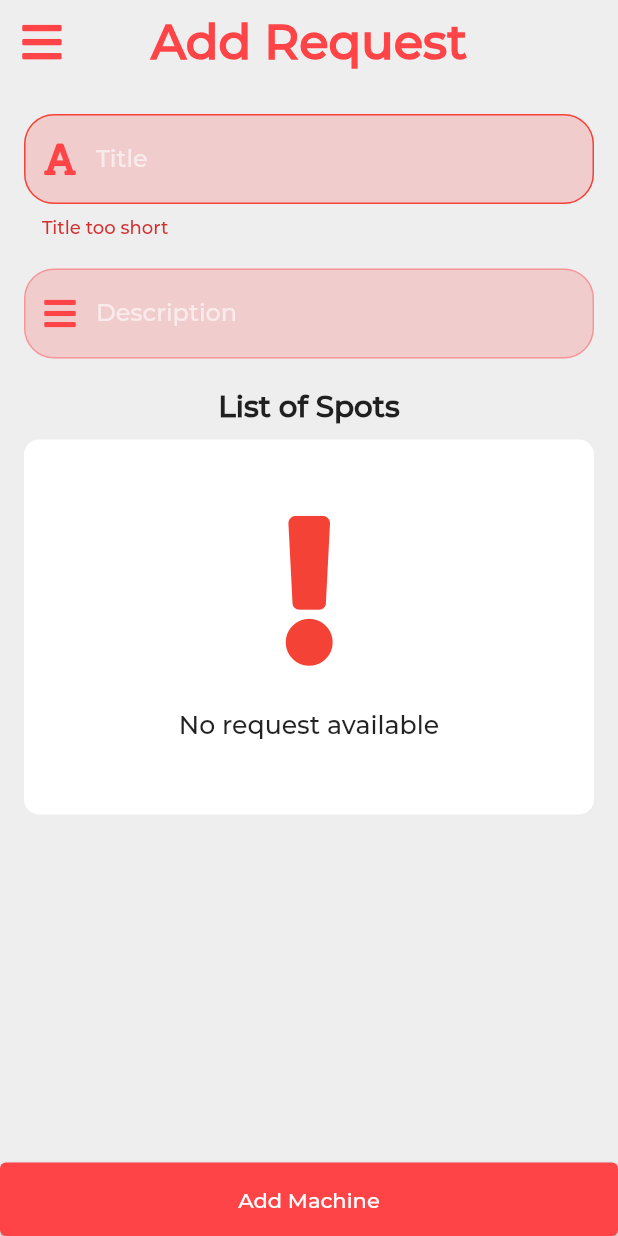
After one commit to VarunSAthreya/Firefighter, a Flutter app: the AddRequest screen opened by its route, after a tap on "Add Machine", on a phone screen of 412 x 824 dp. The commit adds this screen. Run offline on Flutter 3.47's test engine with Material 2 defaults, Android fonts, the phone set to English and light mode, and no system bars; our stand-ins replace barcode_widget, cached_network_image, cloud_firestore, firebase_auth, firebase_core, flutter_hooks and 5 more; missing offline and left inert: pedantic; accounts and stored records are empty.

Commit message:
Add request feature done

```diff
--- a/lib/routes.dart
+++ b/lib/routes.dart
@@ -1,3 +1,4 @@
+import 'package:firefighter/screens/add_request.dart';
 import 'package:flutter/material.dart';
 
 import 'screens/add_machine.dart';
@@ -16,4 +17,5 @@ final Map<String, WidgetBuilder> routes = {
   HomePage.routeName: (context) => HomePage(),
   AddSpot.routeName: (context) => AddSpot(),
   AddMachine.routeName: (context) => AddMachine(),
+  AddRequest.routeName: (context) => AddRequest(),
 };
--- a/lib/screens/add_machine.dart
+++ b/lib/screens/add_machine.dart
@@ -119,7 +119,7 @@ class AddMachine extends HookWidget {
                         return ListView.builder(
                           physics: const BouncingScrollPhysics(),
                           itemBuilder: (context, index) {
-                            Spot spot = snapshot.data[index] as Spot;
+                            final Spot spot = snapshot.data[index] as Spot;
                             return ListTile(
                               onTap: () => _spotId.value = spot.id,
                               hoverColor: Theme.of(context).accentColor,
--- /dev/null
+++ b/lib/screens/add_request.dart
@@ -0,0 +1,248 @@
+import 'package:firebase_auth/firebase_auth.dart';
+import 'package:firefighter/models/machine.dart';
+import 'package:firefighter/screens/home.dart';
+import 'package:flutter/material.dart';
+import 'package:flutter_hooks/flutter_hooks.dart';
+import 'package:font_awesome_flutter/font_awesome_flutter.dart';
+
+import '../models/spot.dart';
+import '../services/database.dart';
+import '../widgets/custom_appbar.dart';
+import '../widgets/custom_drawer.dart';
+import '../widgets/custom_textfield.dart';
+import '../widgets/error_message.dart';
+
+class AddRequest extends HookWidget {
+  static const routeName = '/add_request';
+  const AddRequest({Key? key}) : super(key: key);
+
+  @override
+  Widget build(BuildContext context) {
+    final _titleController = useTextEditingController();
+    final _titleErrorMessage = useState<String>('');
+    final _validityTitle = useState<bool>(true);
+
+    final _descriptionController = useTextEditingController();
+    final _descriptionErrorMessage = useState<String>('');
+    final _validityDescription = useState<bool>(true);
+
+    final _spotId = useState<String>('');
+    final _machineId = useState<String>('');
+
+    bool _isValidTitle(String name) {
+      if (name.length < 3) {
+        _titleErrorMessage.value = 'Title too short';
+        _validityTitle.value = false;
+        return false;
+      } else {
+        _validityTitle.value = true;
+        return true;
+      }
+    }
+
+    bool _isValidDescription(String description) {
+      if (description.length < 3) {
+        _descriptionErrorMessage.value = 'Description too short';
+        _validityDescription.value = false;
+        return false;
+      } else {
+        _validityDescription.value = true;
+        return true;
+      }
+    }
+
+    return Scaffold(
+      backgroundColor: Theme.of(context).backgroundColor,
+      appBar: const PreferredSize(
+        preferredSize: Size.fromHeight(60),
+        child: CustomAppBar(
+          title: 'Add Request',
+        ),
+      ),
+      drawer: CustomDrawer(),
+      body: SingleChildScrollView(
+        child: Padding(
+          padding: const EdgeInsets.all(16),
+          child: Column(
+            children: [
+              CustomTextField(
+                controller: _titleController,
+                title: 'Title',
+                validity: _validityTitle.value,
+                errorMessage: _titleErrorMessage.value,
+                obscureText: false,
+                iconData: FontAwesomeIcons.font,
+              ),
+              const SizedBox(height: 20),
+              CustomTextField(
+                controller: _descriptionController,
+                title: 'Description',
+                validity: _validityDescription.value,
+                errorMessage: _descriptionErrorMessage.value,
+                obscureText: false,
+                iconData: FontAwesomeIcons.bars,
+              ),
+              const SizedBox(height: 20),
+              const Text(
+                "List of Spots",
+                textScaleFactor: 1.4,
+                style: TextStyle(fontWeight: FontWeight.bold),
+              ),
+              const SizedBox(height: 10),
+              Container(
+                height: 250,
+                decoration: BoxDecoration(
+                  color: Theme.of(context).primaryColor,
+                  borderRadius: BorderRadius.circular(10),
+                ),
+                child: StreamBuilder(
+                  stream: DatabaseService.allspots,
+                  builder: (BuildContext context, AsyncSnapshot snapshot) {
+                    if (snapshot.hasError) {
+                      return Center(
+                        child: ErrorMessage(
+                          message: snapshot.error,
+                        ),
+                      );
+                    } else if (snapshot.hasData) {
+                      if (snapshot.data.length as int > 0) {
+                        return ListView.builder(
+                          physics: const BouncingScrollPhysics(),
+                          itemBuilder: (context, index) {
+                            final Spot spot = snapshot.data[index] as Spot;
+                            return ListTile(
+                              onTap: () => _spotId.value = spot.id,
+                              hoverColor: Theme.of(context).accentColor,
+                              leading: _spotId.value == spot.id
+                                  ? Icon(
+                                      FontAwesomeIcons.check,
+                                      color: Theme.of(context).accentColor,
+                                    )
+                                  : null,
+                              title: Text(
+                                spot.name,
+                                textScaleFactor: 1.2,
+                              ),
+                              trailing: Text(
+                                spot.machineId.length.toString(),
+                                textScaleFactor: 1.2,
+                              ),
+                            );
+                          },
+                          itemCount: snapshot.data.length as int,
+                        );
+                      } else {
+                        return const Center(
+                          child: ErrorMessage(
+                            message: 'No request available',
+                          ),
+                        );
+                      }
+                    } else {
+                      return const Center(
+                        child: CircularProgressIndicator(),
+                      );
+                    }
+                  },
+                ),
+              ),
+              if (_spotId.value != '') ...[
+                const SizedBox(height: 20),
+                const Text(
+                  "List of Machines",
+                  textScaleFactor: 1.4,
+                  style: TextStyle(fontWeight: FontWeight.bold),
+                ),
+                const SizedBox(height: 10),
+                Container(
+                  height: 250,
+                  decoration: BoxDecoration(
+                    color: Theme.of(context).primaryColor,
+                    borderRadius: BorderRadius.circular(10),
+                  ),
+                  child: StreamBuilder(
+                    stream:
+                        DatabaseService.getSpotMachines(spotId: _spotId.value),
+                    builder: (BuildContext context, AsyncSnapshot snapshot) {
+                      if (snapshot.hasError) {
+                        return Center(
+                          child: ErrorMessage(
+                            message: snapshot.error,
+                          ),
+                        );
+                      } else if (snapshot.hasData) {
+                        if (snapshot.data.length as int > 0) {
+                          return ListView.builder(
+                            physics: const BouncingScrollPhysics(),
+                            itemBuilder: (context, index) {
+                              final Machine machine =
+                                  snapshot.data[index] as Machine;
+                              return ListTile(
+                                onTap: () => _machineId.value = machine.id,
+                                leading: _machineId.value == machine.id
+                                    ? Icon(
+                                        FontAwesomeIcons.check,
+                                        color: Theme.of(context).accentColor,
+                                      )
+                                    : null,
+                                title: Text(
+                                  machine.name,
+                                  textScaleFactor: 1.2,
+                                ),
+                                trailing: Text(
+                                  machine.type,
+                                  textScaleFactor: 1.2,
+                                ),
+                              );
+                            },
+                            itemCount: snapshot.data.length as int,
+                          );
+                        } else {
+                          return const Center(
+                            child: ErrorMessage(
+                              message: 'No request available',
+                            ),
+                          );
+                        }
+                      } else {
+                        return const Center(
+                          child: CircularProgressIndicator(),
+                        );
+                      }
+                    },
+                  ),
+                ),
+              ]
+            ],
+          ),
+        ),
+      ),
+      bottomNavigationBar: ElevatedButton(
+        onPressed: () async {
+          if (_isValidTitle(_titleController.text.trim()) &&
+              _isValidDescription(_descriptionController.text.trim()) &&
+              _machineId.value != '' &&
+              _spotId.value != '') {
+            try {
+              await DatabaseService.createRequest(
+                machineId: _machineId.value,
+                endUserId: FirebaseAuth.instance.currentUser!.uid,
+                spotId: _spotId.value,
+                title: _titleController.text.trim(),
+                description: _descriptionController.text.trim(),
+              );
+              Navigator.pushReplacementNamed(context, HomePage.routeName);
+            } catch (e) {
+              debugPrint(e.toString());
+            }
+          }
+        },
+        style: ElevatedButton.styleFrom(primary: Theme.of(context).accentColor),
+        child: const Padding(
+          padding: EdgeInsets.all(16.0),
+          child: Text("Add Machine"),
+        ),
+      ),
+    );
+  }
+}
--- a/lib/services/database.dart
+++ b/lib/services/database.dart
@@ -136,6 +136,12 @@ class DatabaseService {
   static Stream<List<Machine>> get allMachines =>
       _machinesRef.snapshots().map(Machine.fromQuerySnapshot);
 
+  static Stream<List<Machine>> getSpotMachines({required String spotId}) =>
+      _machinesRef
+          .where('spot_id', isEqualTo: spotId)
+          .snapshots()
+          .map(Machine.fromQuerySnapshot);
+
   static Future<Machine> getMachine({required String id}) async {
     final DocumentSnapshot snapshot = await _machinesRef.doc(id).get();
     return Machine.fromDocumentSnapshot(snapshot);
--- a/lib/widgets/custom_drawer.dart
+++ b/lib/widgets/custom_drawer.dart
@@ -2,6 +2,7 @@ import 'package:flutter/material.dart';
 import 'package:font_awesome_flutter/font_awesome_flutter.dart';
 
 import '../screens/add_machine.dart';
+import '../screens/add_request.dart';
 import '../screens/add_spot.dart';
 import '../screens/home.dart';
 
@@ -35,6 +36,11 @@ class CustomDrawer extends StatelessWidget {
               title: 'Add Machine',
               iconData: FontAwesomeIcons.plus,
               onTap: () => Navigator.pushNamed(context, AddMachine.routeName),
+            ),
+            _DrawerTile(
+              title: 'Add Request',
+              iconData: FontAwesomeIcons.plus,
+              onTap: () => Navigator.pushNamed(context, AddRequest.routeName),
             ),
           ],
         ),
```
